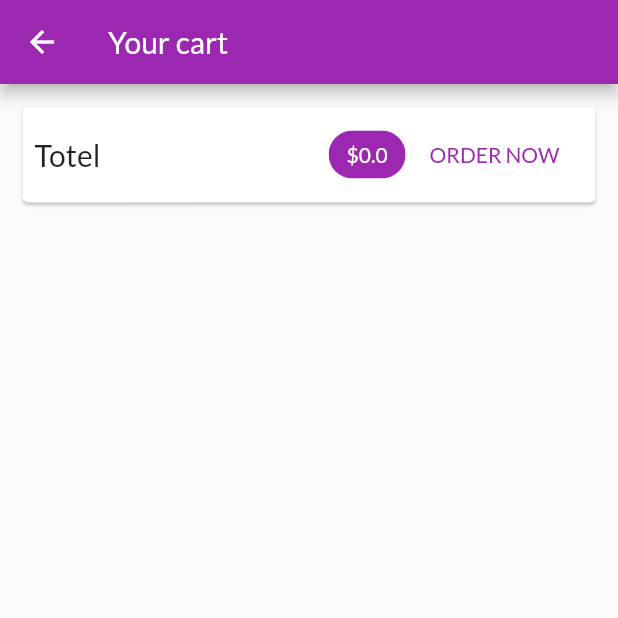
After one commit to gauravsbagul/flutter-shopping-app, a Flutter app: the CartScreen screen opened by its route, on a phone screen of 412 x 824 dp, the top half of it. The commit adds this screen. Run offline on Flutter 3.47's test engine with Material 2 defaults, Android fonts, the phone set to English and light mode, and no system bars; network calls fail.

Commit message:
Added cart items on cart screen

```diff
--- a/lib/main.dart
+++ b/lib/main.dart
@@ -1,5 +1,6 @@
 import 'package:flutter/material.dart';
 import 'package:provider/provider.dart';
+import 'package:state_management_shop_app/screens/cartScreen.dart';
 
 import 'providers/cart.dart';
 import 'screens/productDetailsScreen.dart';
@@ -35,6 +36,7 @@ class MyApp extends StatelessWidget {
         home: ProductOverviewScreen(),
         routes: {
           ProductDetailsScreen.routeName: (ctx) => ProductDetailsScreen(),
+          CartScreen.routeName: (ctx) => CartScreen()
         },
       ),
     );
--- a/lib/providers/cart.dart
+++ b/lib/providers/cart.dart
@@ -22,6 +22,15 @@ class Cart with ChangeNotifier {
 
   int get itemCount {
     return _items.length;
+  }
+
+  double get totalAmount {
+    var total = 0.0;
+    _items.forEach((key, cartItem) {
+      total += cartItem.price * cartItem.quantity;
+    });
+
+    return total;
   }
 
   void addItem(String productId, double price, String title) {
--- /dev/null
+++ b/lib/screens/cartScreen.dart
@@ -0,0 +1,69 @@
+import 'package:flutter/material.dart';
+import 'package:provider/provider.dart';
+
+import '../providers/cart.dart' show Cart;
+import '../widgets/cartItem.dart' as ci;
+
+class CartScreen extends StatelessWidget {
+  static const routeName = '/cart';
+
+  @override
+  Widget build(BuildContext context) {
+    final cart = Provider.of<Cart>(context);
+
+    return Scaffold(
+      appBar: AppBar(
+        title: Text('Your cart'),
+      ),
+      body: Column(
+        children: <Widget>[
+          Card(
+            margin: EdgeInsets.all(15),
+            child: Container(
+              padding: EdgeInsets.all(8),
+              child: Row(
+                mainAxisAlignment: MainAxisAlignment.spaceBetween,
+                children: <Widget>[
+                  Text(
+                    'Totel',
+                    style: TextStyle(fontSize: 20),
+                  ),
+                  Spacer(),
+                  Chip(
+                    label: Text(
+                      '\$${cart.totalAmount}',
+                      style: TextStyle(
+                        color:
+                            Theme.of(context).primaryTextTheme.headline6.color,
+                      ),
+                    ),
+                    backgroundColor: Theme.of(context).primaryColor,
+                  ),
+                  FlatButton(
+                    onPressed: () {},
+                    child: Text('ORDER NOW'),
+                    textColor: Theme.of(context).primaryColor,
+                  )
+                ],
+              ),
+            ),
+          ),
+          SizedBox(height: 10),
+          Expanded(
+            child: ListView.builder(
+                itemCount: cart.itemCount,
+                itemBuilder: (ctx, index) {
+                  final cartItem = cart.items.values.toList()[index];
+                  return ci.CartItem(
+                    cartItem.id,
+                    cartItem.price,
+                    cartItem.quantity,
+                    cartItem.title,
+                  );
+                }),
+          )
+        ],
+      ),
+    );
+  }
+}
--- a/lib/screens/productsOverviewScreen.dart
+++ b/lib/screens/productsOverviewScreen.dart
@@ -5,6 +5,8 @@ import 'package:provider/provider.dart';
 import 'package:state_management_shop_app/providers/cart.dart';
 import 'package:state_management_shop_app/widgets/badge.dart';
 import 'package:state_management_shop_app/widgets/productsGrid.dart';
+
+import 'cartScreen.dart';
 
 enum FilterOptions { Favorites, All, Cart }
 
@@ -55,7 +57,9 @@ class _ProductOverviewScreenState extends State<ProductOverviewScreen> {
             ),
             child: IconButton(
               icon: Icon(Icons.shopping_cart),
-              onPressed: () {},
+              onPressed: () {
+                Navigator.of(context).pushNamed(CartScreen.routeName);
+              },
             ),
           ),
         ],
```
Also changed, not shown: lib/widgets/cartItem.dart (added, +38 -0 lines).
